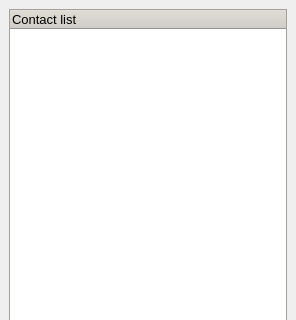
Old version of the form wengophone/src/presentation/qt/contactlist/contactList.ui in the repository tkrotoff/WengoPhone; both pictures show x 0 to 296 and y 0 to 320 of the 296 by 463 pixel window.
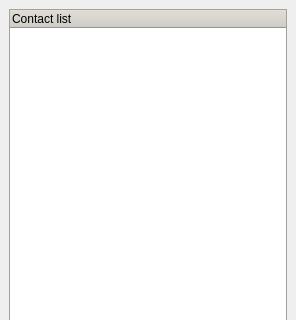
New version of the form.

Commit message: Bug fix + new menus in the chat Window

The edit to the form file:
```diff
--- a/wengophone/src/presentation/qt/contactlist/contactList.ui
+++ b/wengophone/src/presentation/qt/contactlist/contactList.ui
@@ -289,17 +289,6 @@
        </disabled>
       </palette>
      </property>
-     <property name="font" >
-      <font>
-       <family>Arial</family>
-       <pointsize>10</pointsize>
-       <weight>50</weight>
-       <italic>false</italic>
-       <bold>false</bold>
-       <underline>false</underline>
-       <strikeout>false</strikeout>
-      </font>
-     </property>
      <property name="cursor" >
       <cursor>0</cursor>
      </property>
```
The commit also changes 4 other files.
